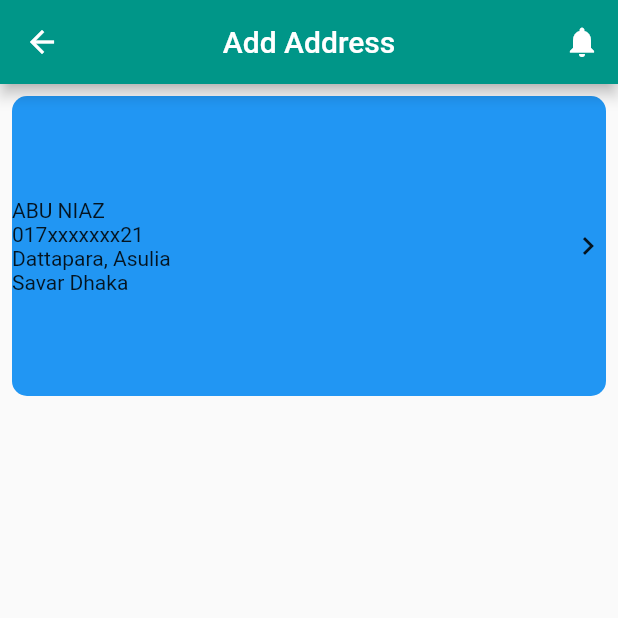
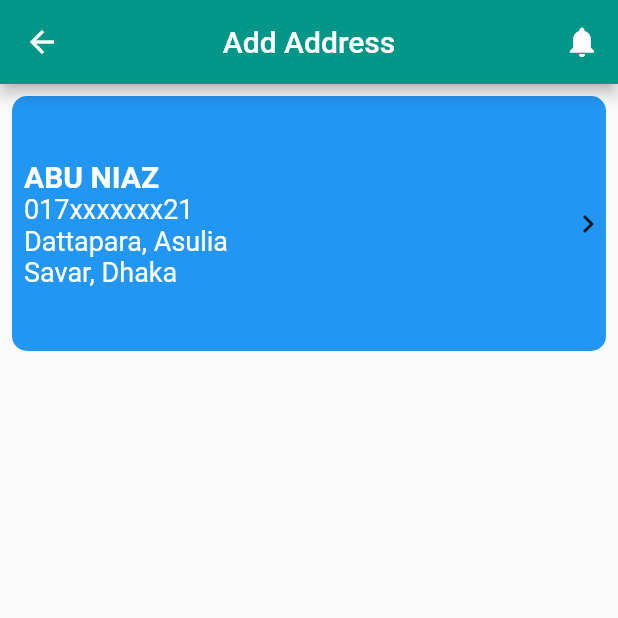
Before and after one commit to AbuNiaz/Food_service_ui_design, a Flutter app: the AdressHome screen opened directly, on a phone screen of 412 x 824 dp, the top half of it. Run offline on Flutter 3.47's test engine with Material 2 defaults, Android fonts, the phone set to English and light mode, and no system bars; missing offline and left inert: dart:ffi.

Commit message:
Update a_home.dart

```diff
--- a/food_sevice_ui/lib/adress_form/a_home.dart
+++ b/food_sevice_ui/lib/adress_form/a_home.dart
@@ -18,7 +18,7 @@ class AdressHome extends StatelessWidget {
             children: [
               Container(
                 margin: const EdgeInsets.all(8),
-                height: 200,
+                height: 170,
                 width: double.infinity,
                 decoration: BoxDecoration(
                     borderRadius: BorderRadius.circular(10),
@@ -26,15 +26,28 @@ class AdressHome extends StatelessWidget {
                 child: Row(
                   mainAxisAlignment: MainAxisAlignment.spaceBetween,
                   children: [
-                    Column(
-                      mainAxisAlignment: MainAxisAlignment.center,
-                      crossAxisAlignment: CrossAxisAlignment.start,
-                      children: const [
-                        Text('ABU NIAZ'),
-                        Text('017xxxxxxx21'),
-                        Text('Dattapara, Asulia'),
-                        Text('Savar Dhaka'),
-                      ],
+                    Padding(
+                      padding: const EdgeInsets.all(8.0),
+                      child: Column(
+                        mainAxisAlignment: MainAxisAlignment.center,
+                        crossAxisAlignment: CrossAxisAlignment.start,
+                        children: const [
+                          Text('ABU NIAZ',
+                              style: TextStyle(
+                                  fontSize: 20,
+                                  fontWeight: FontWeight.bold,
+                                  color: Colors.white)),
+                          Text('017xxxxxxx21',
+                              style:
+                                  TextStyle(fontSize: 18, color: Colors.white)),
+                          Text('Dattapara, Asulia',
+                              style:
+                                  TextStyle(fontSize: 18, color: Colors.white)),
+                          Text('Savar, Dhaka',
+                              style:
+                                  TextStyle(fontSize: 18, color: Colors.white)),
+                        ],
+                      ),
                     ),
                     const Icon(Icons.navigate_next)
                   ],
```
